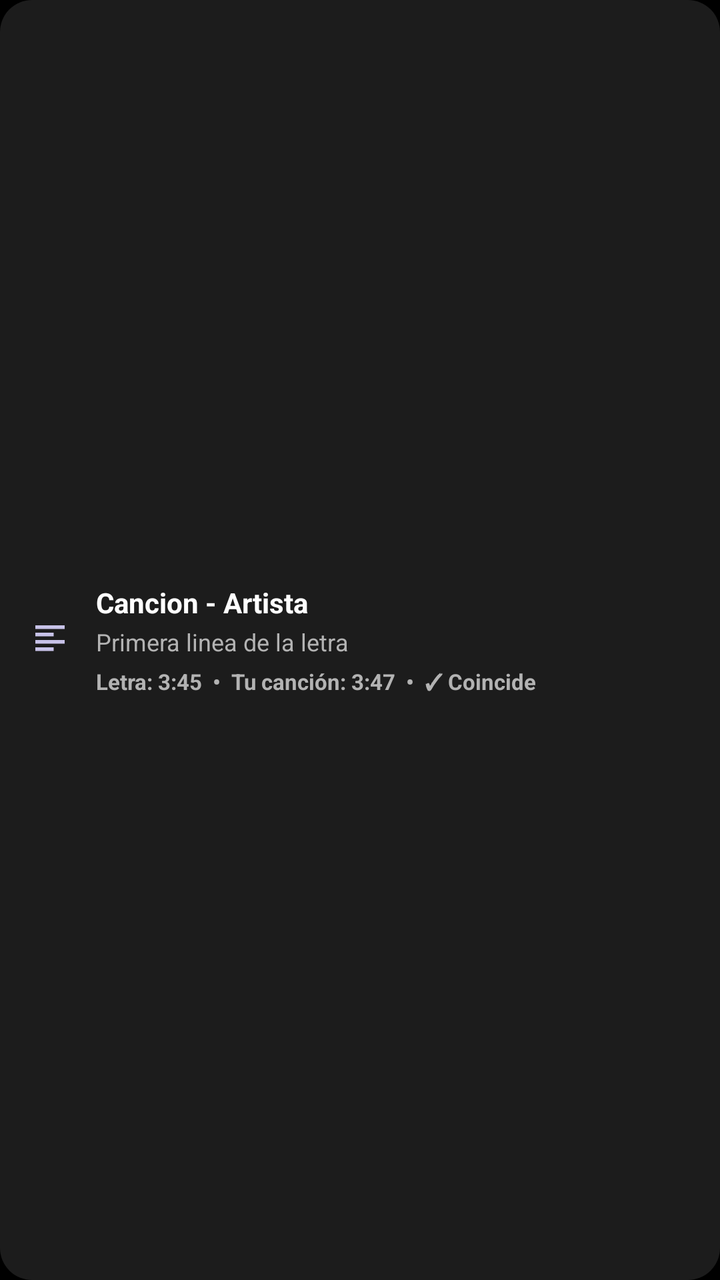
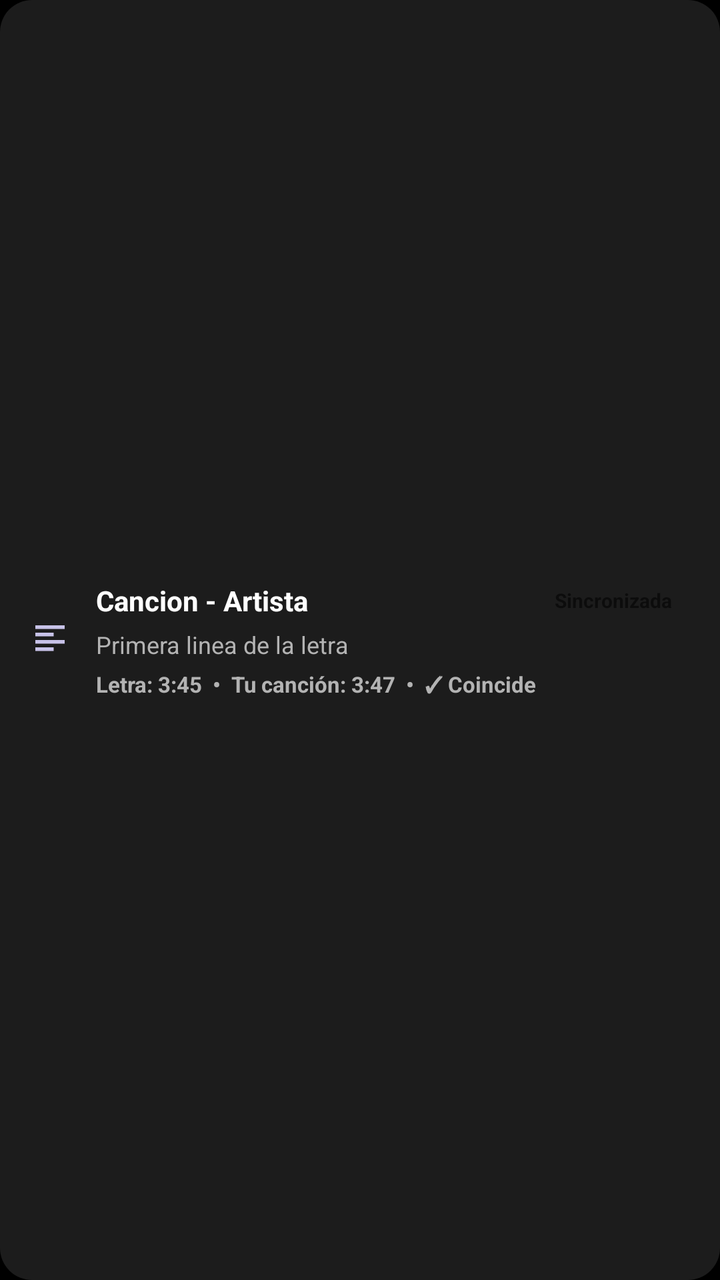

An Android layout rendered at two revisions. The XML below is the earlier revision; the diff shows what the commit changed to produce the second picture.
<!-- AndroidManifest.xml: application theme Theme.MP_3 -->
<!-- res/layout/item_lyrics_candidate.xml -->
<?xml version="1.0" encoding="utf-8"?>
<LinearLayout xmlns:android="http://schemas.android.com/apk/res/android"
    android:layout_width="match_parent"
    android:layout_height="wrap_content"
    android:layout_marginBottom="10dp"
    android:orientation="horizontal"
    android:gravity="center_vertical"
    android:background="@drawable/bg_item_song"
    android:clickable="true"
    android:focusable="true"
    android:padding="14dp">

    <ImageView
        android:layout_width="22dp"
        android:layout_height="22dp"
        android:src="@drawable/ic_lyrics"
        android:contentDescription="Letra" />

    <LinearLayout
        android:layout_width="0dp"
        android:layout_height="wrap_content"
        android:layout_weight="1"
        android:layout_marginStart="12dp"
        android:orientation="vertical">

        <TextView
            android:id="@+id/tvLyricsCandidateLabel"
            android:layout_width="match_parent"
            android:layout_height="wrap_content"
            android:ellipsize="end"
            android:maxLines="1"
            android:text="Cancion - Artista"
            android:textColor="@color/text_primary_light"
            android:textSize="14sp"
            android:textStyle="bold" />

        <TextView
            android:id="@+id/tvLyricsCandidatePreview"
            android:layout_width="match_parent"
            android:layout_height="wrap_content"
            android:layout_marginTop="2dp"
            android:ellipsize="end"
            android:maxLines="1"
            android:text="Primera linea de la letra"
            android:textColor="@color/text_secondary_light"
            android:textSize="12sp" />

        <TextView
            android:id="@+id/tvLyricsCandidateDuration"
            android:layout_width="match_parent"
            android:layout_height="wrap_content"
            android:layout_marginTop="4dp"
            android:ellipsize="end"
            android:maxLines="1"
            android:text="Letra: 3:45  •  Tu canción: 3:47  •  ✓ Coincide"
            android:textColor="@color/text_secondary_light"
            android:textSize="11sp"
            android:textStyle="bold" />

    </LinearLayout>

</LinearLayout>
<!-- resources referenced by this layout -->
<resources>
  <color name="text_primary_light">#FFFFFF</color>
  <color name="text_secondary_light">#B3B3B3</color>
  <!-- drawable bg_item_song (drawable) -->
  <?xml version="1.0" encoding="utf-8"?>
  <selector xmlns:android="http://schemas.android.com/android">
      <item android:state_pressed="true">
          <shape android:shape="rectangle">
              <solid android:color="@color/purple_dark" />
              <corners android:radius="16dp" />
          </shape>
      </item>
      <item>
          <shape android:shape="rectangle">
              <solid android:color="@color/surface_dark" />
              <corners android:radius="16dp" />
          </shape>
      </item>
  </selector>
  <!-- drawable ic_lyrics (drawable) -->
  <vector xmlns:android="http://schemas.android.com/apk/res/android"
      android:width="24dp"
      android:height="24dp"
      android:viewportWidth="24"
      android:viewportHeight="24">
      <path
          android:fillColor="#C7C2E8"
          android:pathData="M4,4h16v2H4V4zM4,8h10v2H4V8zM4,12h16v2H4v-2zM4,16h10v2H4v-2z" />
  </vector>
  <style name="Theme.MP_3" parent="Theme.MaterialComponents.DayNight.NoActionBar">
          <item name="colorPrimary">@color/purple_primary</item>
          <item name="colorPrimaryVariant">@color/purple_dark</item>
          <item name="colorOnPrimary">@color/white</item>
          <item name="colorSecondary">@color/blue_primary</item>
          <item name="colorSecondaryVariant">@color/blue_dark</item>
          <item name="colorOnSecondary">@color/white</item>
          <item name="android:statusBarColor">@color/background_dark</item>
          <item name="android:windowBackground">@color/background_dark</item>
          <item name="android:navigationBarColor">@color/background_dark</item>
      </style>
  <color name="purple_dark">#1C1C1C</color>
  <color name="surface_dark">#101010</color>
  <color name="purple_primary">#9C27B0</color>
  <color name="white">#FFFFFF</color>
  <color name="blue_primary">#9C27B0</color>
  <color name="blue_dark">#0A0A0A</color>
  <color name="background_dark">#000000</color>
</resources>

<!-- the commit's change to res/layout/item_lyrics_candidate.xml (unified diff, before → after) -->
@@ -23,22 +23,43 @@
         android:layout_marginStart="12dp"
         android:orientation="vertical">
 
-        <TextView
-            android:id="@+id/tvLyricsCandidateLabel"
+        <LinearLayout
             android:layout_width="match_parent"
             android:layout_height="wrap_content"
-            android:ellipsize="end"
-            android:maxLines="1"
-            android:text="Cancion - Artista"
-            android:textColor="@color/text_primary_light"
-            android:textSize="14sp"
-            android:textStyle="bold" />
+            android:orientation="horizontal"
+            android:gravity="center_vertical">
+
+            <TextView
+                android:id="@+id/tvLyricsCandidateLabel"
+                android:layout_width="0dp"
+                android:layout_height="wrap_content"
+                android:layout_weight="1"
+                android:ellipsize="end"
+                android:maxLines="1"
+                android:text="Cancion - Artista"
+                android:textColor="@color/text_primary_light"
+                android:textSize="14sp"
+                android:textStyle="bold" />
+
+            <TextView
+                android:id="@+id/tvLyricsCandidateSyncBadge"
+                android:layout_width="wrap_content"
+                android:layout_height="wrap_content"
+                android:layout_marginStart="8dp"
+                android:paddingHorizontal="10dp"
+                android:paddingVertical="3dp"
+                android:text="Sincronizada"
+                android:textSize="10sp"
+                android:textStyle="bold"
+                android:singleLine="true" />
+
+        </LinearLayout>
 
         <TextView
             android:id="@+id/tvLyricsCandidatePreview"
             android:layout_width="match_parent"
             android:layout_height="wrap_content"
-            android:layout_marginTop="2dp"
+            android:layout_marginTop="4dp"
             android:ellipsize="end"
             android:maxLines="1"
             android:text="Primera linea de la letra"
